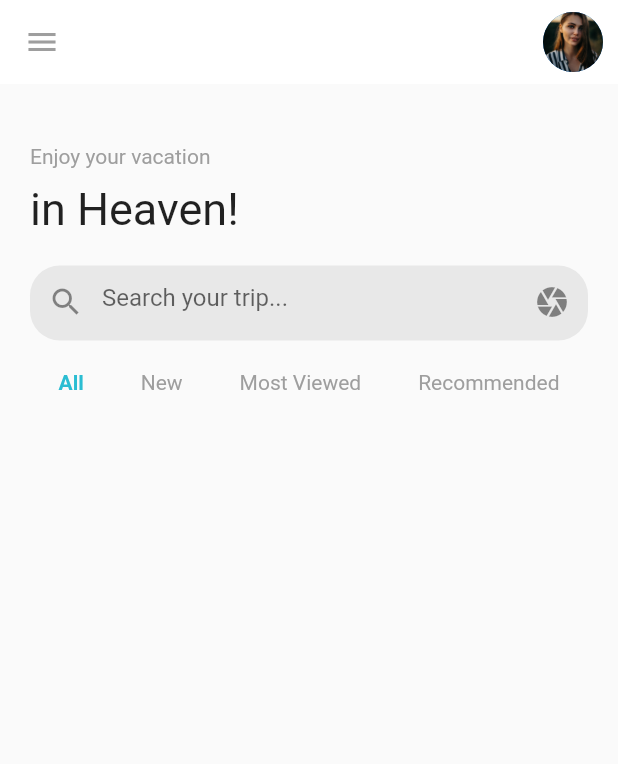
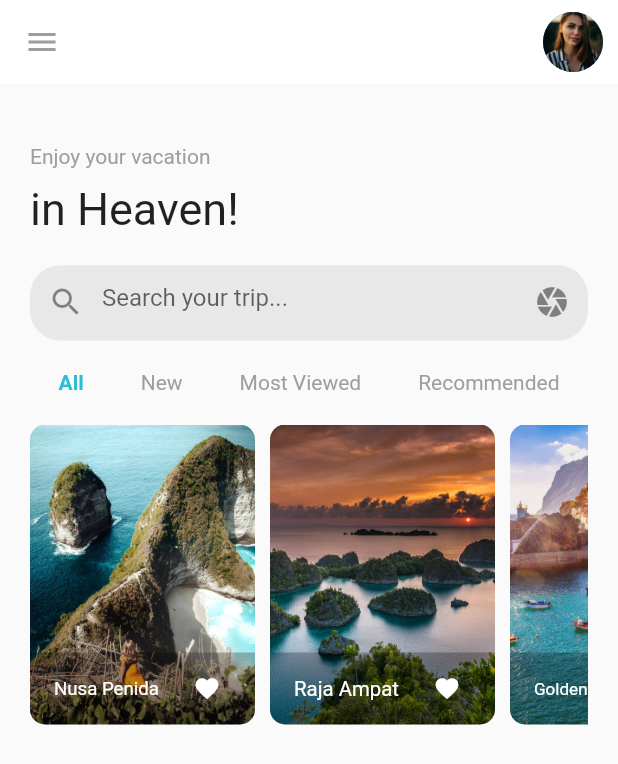
Before and after one commit to viraj-2393/travel-app-flutter, a Flutter app: the Home screen opened by its route, on a phone screen of 412 x 824 dp. Shown: the top 764 px of the screen. Run offline on Flutter 3.47's test engine with Material 2 defaults, Android fonts, the phone set to English and light mode, and no system bars.

Commit message:
Tours list added

```diff
--- a/lib/home.dart
+++ b/lib/home.dart
@@ -1,4 +1,6 @@
 import 'package:flutter/material.dart';
+import 'package:flutter/rendering.dart';
+import './homeWidgets/list_items.dart';
 
 class Home extends StatelessWidget{
   static const routeName = "/home";
@@ -8,7 +10,8 @@ class Home extends StatelessWidget{
       appBar: AppBar(
         backgroundColor: Colors.white,
         elevation: 0,
-        leading: Icon(Icons.menu_outlined,color: Colors.grey,),
+        iconTheme: IconThemeData(color: Colors.grey),
+        //leading: Icon(Icons.menu_outlined,color: Colors.grey,),
         actions: [
           Container(
             margin: EdgeInsets.only(right: 10),
@@ -20,6 +23,7 @@ class Home extends StatelessWidget{
 
         ],
       ),
+      drawer: Drawer(),
       body: Container(
         padding: EdgeInsets.all(20),
         child: Column(
@@ -78,6 +82,19 @@ class Home extends StatelessWidget{
 
                 ],
               ),
+            ),
+            Container(
+              height: 200,
+              margin: EdgeInsets.only(top:20),
+              child: ListView(
+                scrollDirection: Axis.horizontal,
+                children: [
+                   ListItems('Nusa Penida', 'Bali, Indonesia', 'assets/images/travel-spot-1.jpg'),
+                  ListItems('Raja Ampat', 'Lombok, Indonesia', 'assets/images/travel-spot-2.jpg'),
+                  ListItems('Golden Beach', 'Portugal', 'assets/images/travel-spot-3.jpg'),
+                  ListItems('Salzburg Hills', 'Austria', 'assets/images/travel-spot-4.jpg')
+                ],
+              ),
             )
 
           ],
--- /dev/null
+++ b/lib/homeWidgets/list_items.dart
@@ -0,0 +1,31 @@
+import 'package:flutter/material.dart';
+
+class ListItems extends StatelessWidget{
+  final String name;
+  final String location;
+  final String imageUrl;
+  ListItems(this.name,this.location,this.imageUrl);
+  @override
+  Widget build(BuildContext context) {
+    return Container(
+      margin: EdgeInsets.only(right: 10),
+      child: ClipRRect(
+          borderRadius: BorderRadius.circular(10),
+          child: Container(
+            width: 150,
+            child: GridTile(
+              child: Image.asset(imageUrl,fit: BoxFit.cover,),
+              footer:GridTileBar(
+                backgroundColor: Colors.black26,
+                subtitle: FittedBox(child:Text(name)),
+                trailing: IconButton(
+                  icon: Icon(Icons.favorite,color: Colors.white,size: 18,),
+                  onPressed: (){},
+                ),
+              ),
+            ),
+          )
+      ),
+    );
+  }
+}
```
Also changed, not shown: assets/images/travel-spot-1.jpg (added), assets/images/travel-spot-2.jpg (added), assets/images/travel-spot-3.jpg (added), assets/images/travel-spot-4.jpg (added).
